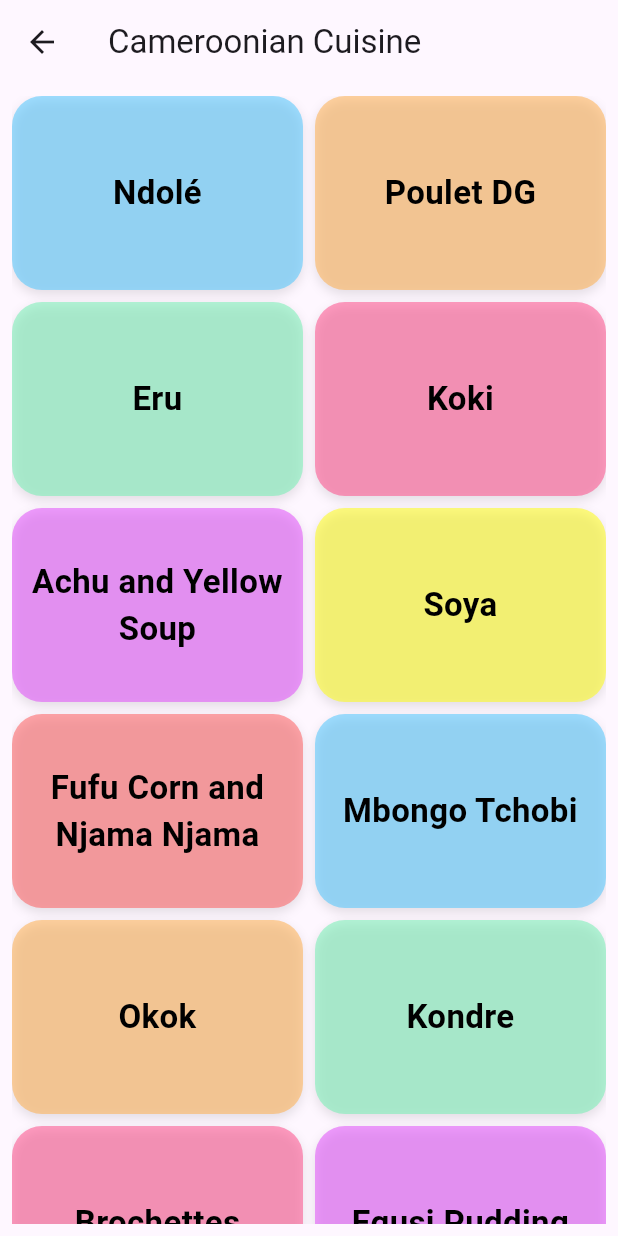
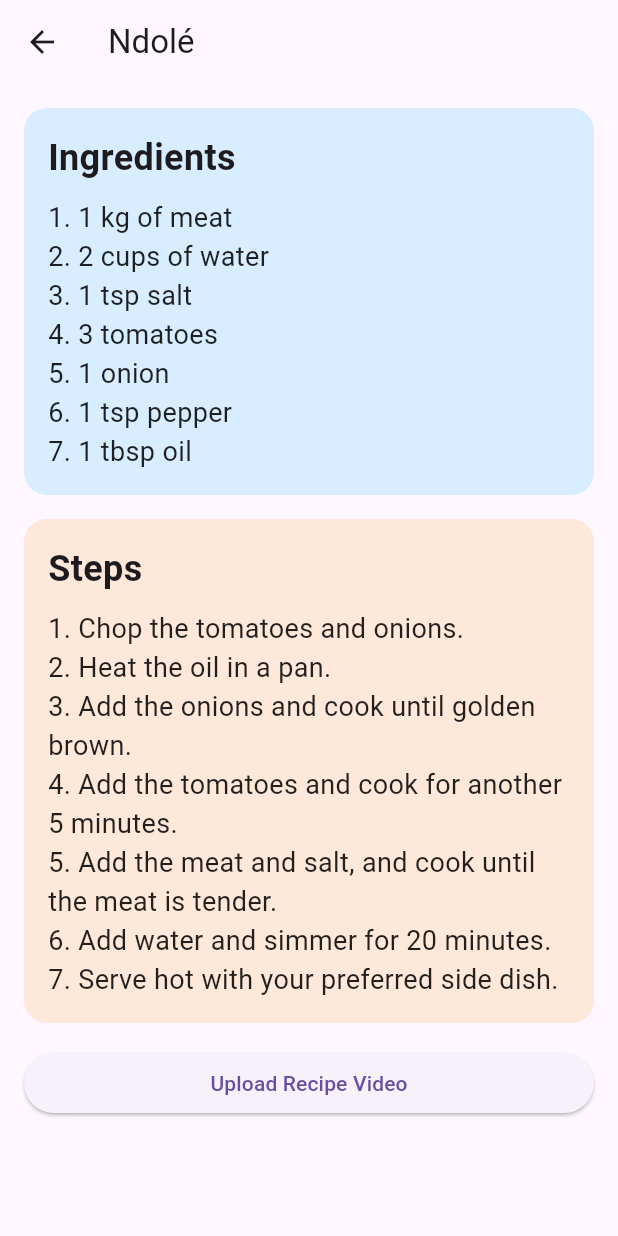
Before and after one commit to periclesngon/camer_meal, a Flutter app: the Homepage screen opened directly, after a tap on "Ndolé", on a phone screen of 412 x 824 dp. Run offline on Flutter 3.47's test engine with Material 3 defaults, Android fonts, the phone set to English and light mode, and no system bars; our stand-ins replace file_picker, video_player.

Commit message:
trying create recipe and add video functionality

```diff
--- a/lib/pages/home_page.dart
+++ b/lib/pages/home_page.dart
@@ -1,4 +1,6 @@
+
 import 'package:flutter/material.dart';
+import 'recipe_page.dart';  // Import the RecipePage
 
 class Homepage extends StatelessWidget {
   const Homepage({super.key});
@@ -52,7 +54,9 @@ class Homepage extends StatelessWidget {
 
     return Scaffold(
       appBar: AppBar(
-        title: const Text("Cameroonian Cuisine"),
+        title: const Center(
+          child: Text("Cameroonian Cuisine")
+          ),
       ),
       body: Padding(
         padding: const EdgeInsets.all(8.0),
@@ -67,31 +71,26 @@ class Homepage extends StatelessWidget {
           itemBuilder: (context, index) {
             return GestureDetector(
               onTap: () {
-                // Handle container tap here, e.g., navigate to a detail page
-                print('${foodItems[index]} tapped');
+                 Navigator.push(
+                  context,
+                  MaterialPageRoute(
+                    builder: (context) => RecipePage(foodItem: foodItems[index]),),
+                );
+
               },
               child: Container(
-                padding: const EdgeInsets.all(10.0),
                 decoration: BoxDecoration(
-                  color: colors[index % colors.length], // Dynamic color change
-                  borderRadius: BorderRadius.circular(20), // 20% curve edges
-                  boxShadow: [
-                    BoxShadow(
-                      color: Colors.black.withOpacity(0.1), // Slight shadow
-                      blurRadius: 5,
-                      offset: const Offset(0, 3),
-                    ),
-                  ],
+                  color: colors[index % colors.length],
+                  borderRadius: BorderRadius.circular(8.0),
                 ),
                 child: Center(
                   child: Text(
                     foodItems[index],
+                    style: const TextStyle(
+                      fontSize: 16.0,
+                      fontWeight: FontWeight.bold,
+                    ),
                     textAlign: TextAlign.center,
-                    style: const TextStyle(
-                      color: Colors.black, // Black text color
-                      fontSize: 22, // Font size 22
-                      fontWeight: FontWeight.w600, // Semi-bold font
-                    ),
                   ),
                 ),
               ),
--- a/lib/pages/login_page.dart
+++ b/lib/pages/login_page.dart
@@ -1,4 +1,4 @@
-import 'package:camer_meals/pages/home_page.dart';
+
 import 'package:camer_meals/widget/button_bar.dart';
 import 'package:flutter/material.dart';
 
--- /dev/null
+++ b/lib/pages/recipe_page.dart
@@ -0,0 +1,208 @@
+import 'package:flutter/material.dart';
+import 'package:file_picker/file_picker.dart';
+import 'package:video_player/video_player.dart';
+
+class RecipePage extends StatefulWidget {
+  final String foodItem;
+
+  const RecipePage({super.key, required this.foodItem});
+
+  @override
+  _RecipePageState createState() => _RecipePageState();
+}
+
+class _RecipePageState extends State<RecipePage> {
+  VideoPlayerController? _videoController;
+  String? _videoPath;
+
+  @override
+  void dispose() {
+    _videoController?.dispose();
+    super.dispose();
+  }
+
+  // Dummy API response simulation (replace with real API call)
+  Future<Map<String, dynamic>> fetchRecipe(String foodItem) async {
+    // Simulated API response
+    return {
+      "ingredients": [
+        "1 kg of meat",
+        "2 cups of water",
+        "1 tsp salt",
+        "3 tomatoes",
+        "1 onion",
+        "1 tsp pepper",
+        "1 tbsp oil",
+      ],
+      "steps": [
+        "Chop the tomatoes and onions.",
+        "Heat the oil in a pan.",
+        "Add the onions and cook until golden brown.",
+        "Add the tomatoes and cook for another 5 minutes.",
+        "Add the meat and salt, and cook until the meat is tender.",
+        "Add water and simmer for 20 minutes.",
+        "Serve hot with your preferred side dish.",
+      ],
+    };
+  }
+
+  Future<void> _pickVideo() async {
+    final result = await FilePicker.platform.pickFiles(
+      type: FileType.video,
+    );
+
+    if (result != null && result.files.single.path != null) {
+      setState(() {
+        _videoPath = result.files.single.path!;
+        _videoController = VideoPlayerController.file(result.files.single.file!)
+          ..initialize().then((_) {
+            setState(() {}); // Ensure the first frame is shown
+          });
+      });
+    }
+  }
+
+  @override
+  Widget build(BuildContext context) {
+    return Scaffold(
+      appBar: AppBar(
+        title: Text(widget.foodItem),
+      ),
+      body: FutureBuilder<Map<String, dynamic>>(
+        future: fetchRecipe(widget.foodItem),
+        builder: (context, snapshot) {
+          if (snapshot.connectionState == ConnectionState.waiting) {
+            return const Center(child: CircularProgressIndicator());
+          } else if (snapshot.hasError) {
+            return const Center(child: Text("Error loading recipe"));
+          } else if (!snapshot.hasData || snapshot.data == null) {
+            return const Center(child: Text("No data available"));
+          }
+
+          final recipe = snapshot.data!;
+          final ingredients = recipe['ingredients'] as List<String>;
+          final steps = recipe['steps'] as List<String>;
+
+          return SingleChildScrollView(
+            padding: const EdgeInsets.all(16.0),
+            child: Column(
+              crossAxisAlignment: CrossAxisAlignment.stretch,
+              children: [
+                // Ingredients Container
+                Container(
+                  padding: const EdgeInsets.all(16.0),
+                  margin: const EdgeInsets.only(bottom: 16.0),
+                  decoration: BoxDecoration(
+                    color: Colors.lightBlueAccent.withOpacity(0.2),
+                    borderRadius: BorderRadius.circular(15),
+                  ),
+                  child: Column(
+                    crossAxisAlignment: CrossAxisAlignment.start,
+                    children: [
+                      const Text(
+                        "Ingredients",
+                        style: TextStyle(
+                          fontSize: 24,
+                          fontWeight: FontWeight.bold,
+                        ),
+                      ),
+                      const SizedBox(height: 10),
+                      ...List.generate(ingredients.length, (index) {
+                        return Text(
+                          "${index + 1}. ${ingredients[index]}",
+                          style: const TextStyle(
+                            fontSize: 18,
+                            color: Colors.black87,
+                          ),
+                        );
+                      }),
+                    ],
+                  ),
+                ),
+                // Steps Container
+                Container(
+                  padding: const EdgeInsets.all(16.0),
+                  margin: const EdgeInsets.only(bottom: 16.0),
+                  decoration: BoxDecoration(
+                    color: Colors.orangeAccent.withOpacity(0.2),
+                    borderRadius: BorderRadius.circular(15),
+                  ),
+                  child: Column(
+                    crossAxisAlignment: CrossAxisAlignment.start,
+                    children: [
+                      const Text(
+                        "Steps",
+                        style: TextStyle(
+                          fontSize: 24,
+                          fontWeight: FontWeight.bold,
+                        ),
+                      ),
+                      const SizedBox(height: 10),
+                      ...List.generate(steps.length, (index) {
+                        return Text(
+                          "${index + 1}. ${steps[index]}",
+                          style: const TextStyle(
+                            fontSize: 18,
+                            color: Colors.black87,
+                          ),
+                        );
+                      }),
+                    ],
+                  ),
+                ),
+                // Video Upload Section
+                if (_videoController != null)
+                  Column(
+                    crossAxisAlignment: CrossAxisAlignment.stretch,
+                    children: [
+                      Container(
+                        padding: const EdgeInsets.all(16.0),
+                        decoration: BoxDecoration(
+                          color: Colors.greenAccent.withOpacity(0.2),
+                          borderRadius: BorderRadius.circular(15),
+                        ),
+                        child: const Text(
+                          "Recipe Video",
+                          style: TextStyle(
+                            fontSize: 24,
+                            fontWeight: FontWeight.bold,
+                          ),
+                        ),
+                      ),
+                      const SizedBox(height: 10),
+                      _videoController!.value.isInitialized
+                          ? AspectRatio(
+                              aspectRatio: _videoController!.value.aspectRatio,
+                              child: VideoPlayer(_videoController!),
+                            )
+                          : const Center(child: CircularProgressIndicator()),
+                      const SizedBox(height: 10),
+                      ElevatedButton(
+                        onPressed: () {
+                          setState(() {
+                            _videoController!.value.isPlaying
+                                ? _videoController!.pause()
+                                : _videoController!.play();
+                          });
+                        },
+                        child: Text(
+                          _videoController!.value.isPlaying
+                              ? 'Pause Video'
+                              : 'Play Video',
+                        ),
+                      ),
+                    ],
+                  )
+                else
+                  ElevatedButton(
+                    onPressed: _pickVideo,
+                    child: const Text('Upload Recipe Video'),
+                  ),
+              ],
+            ),
+          );
+        },
+      ),
+    );
+  }
+}
--- a/pubspec.yaml
+++ b/pubspec.yaml
@@ -37,7 +37,9 @@ dependencies:
   cupertino_icons: ^1.0.6
   icons_plus: ^4.0.0
   supabase_flutter: ^1.2.2
-
+  file_picker: ^5.2.3  # Allows you to pick files from the device
+  video_player: ^2.5.4  # For video playback
+   http: ^0.13.4
 dev_dependencies:
   flutter_test:
     sdk: flutter
```
Also changed, not shown: lib/pages/file_picker.dart (added), pubspec.lock.
